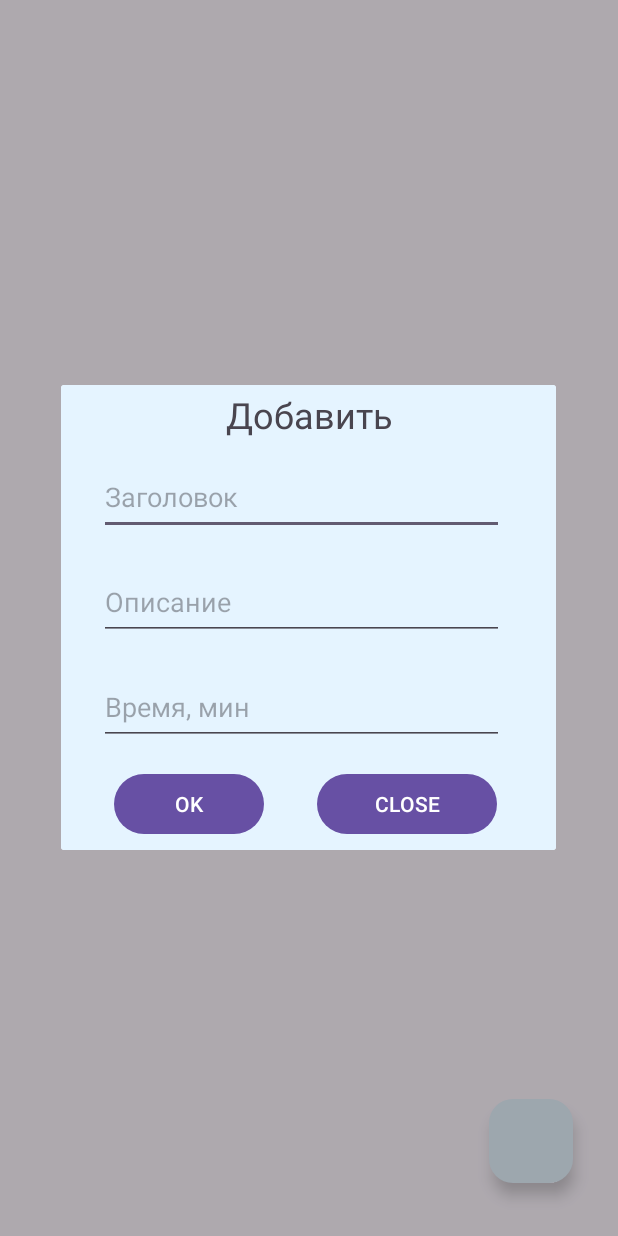
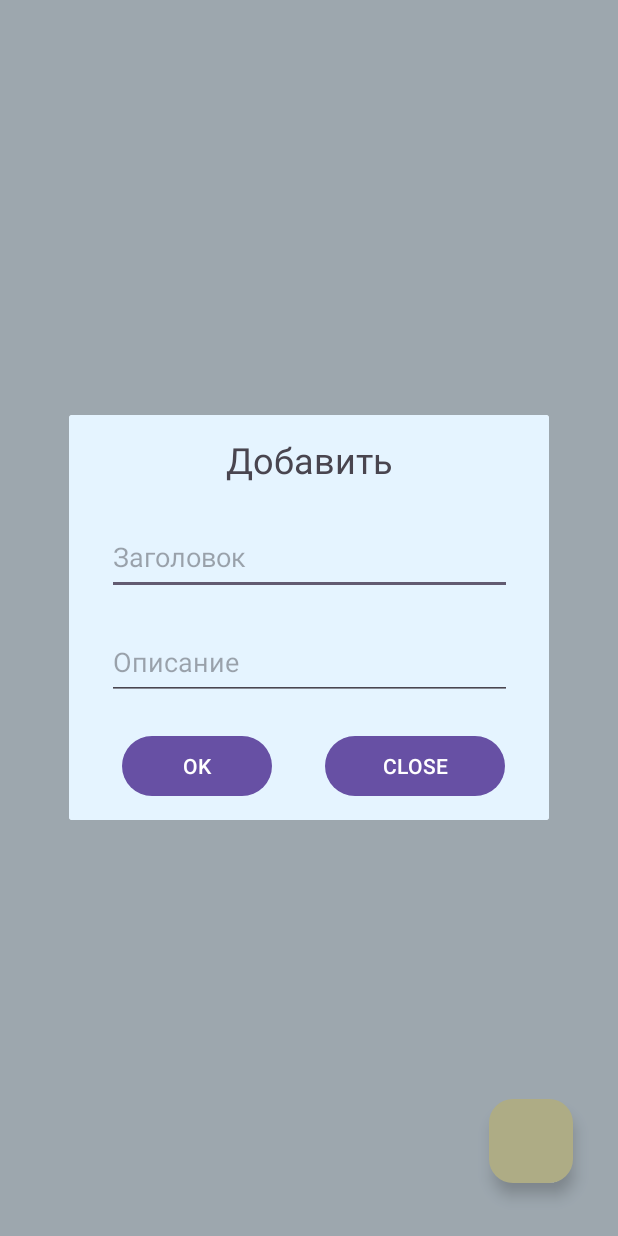
Before and after one commit to screamer228/ToDoList, an Android app: the screen it shows after launch (MainActivity), after a tap on "TODO", on a phone screen of 412 x 824 dp. Run offline under Robolectric (Android 15) with nearby library versions, the phone set to English and light mode, and no system bars; our stand-ins replace Room's generated code.

Commit message:
Deleted Int Time in item Added isCompleted with SharedPrefs

```diff
--- a/app/src/main/java/com/example/todolist/MainActivity.kt
+++ b/app/src/main/java/com/example/todolist/MainActivity.kt
@@ -6,12 +6,12 @@ import android.graphics.Paint
 import android.graphics.PorterDuff
 import android.graphics.PorterDuffXfermode
 import android.graphics.drawable.ColorDrawable
-import androidx.appcompat.app.AppCompatActivity
 import android.os.Bundle
 import android.view.View
 import android.view.View.INVISIBLE
 import android.view.View.VISIBLE
 import android.widget.LinearLayout
+import androidx.appcompat.app.AppCompatActivity
 import androidx.core.content.ContextCompat
 import androidx.lifecycle.LiveData
 import androidx.lifecycle.Observer
@@ -52,7 +52,7 @@ class MainActivity : AppCompatActivity(), OnItemClicked {
         recyclerView.adapter = adapter
 
         db = Room.databaseBuilder(applicationContext, AppDatabase::class.java, "database-name"
-        ).allowMainThreadQueries().build()
+        ).allowMainThreadQueries().fallbackToDestructiveMigration().build()
 
         todoLiveData = db.todoDao().getAllItems()
 
@@ -62,7 +62,7 @@ class MainActivity : AppCompatActivity(), OnItemClicked {
             screenDataValidation(it)
         })
 
-        val deleteIcon = ContextCompat.getDrawable(this, R.drawable.baseline_remove_circle_outline_24)
+        val deleteIcon = ContextCompat.getDrawable(this, R.drawable.swipe_remove_icon)
         val intrinsicWidth = deleteIcon?.intrinsicWidth
         val intrinsicHeight = deleteIcon?.intrinsicHeight
         val background = ColorDrawable()
@@ -75,8 +75,6 @@ class MainActivity : AppCompatActivity(), OnItemClicked {
                 viewHolder: RecyclerView.ViewHolder,
                 target: RecyclerView.ViewHolder
             ): Boolean {
-                // this method is called
-                // when the item is moved.
                 return false
             }
 
@@ -85,7 +83,6 @@ class MainActivity : AppCompatActivity(), OnItemClicked {
                 val itemView = viewHolder.itemView
                 val itemHeight = itemView.bottom - itemView.top
 
-                // Draw the red delete background
                 background.color = backgroundColor
                 background.setBounds(
                     itemView.right + dX.toInt(),
@@ -95,58 +92,35 @@ class MainActivity : AppCompatActivity(), OnItemClicked {
                 )
                 background.draw(canvas)
 
-                // Calculate position of delete icon
                 val iconTop = itemView.top + (itemHeight - intrinsicHeight!!) / 2
                 val iconMargin = (itemHeight - intrinsicHeight) / 2
                 val iconLeft = itemView.right - iconMargin - intrinsicWidth!!
                 val iconRight = itemView.right - iconMargin
                 val iconBottom = iconTop + intrinsicHeight
 
-                // Draw the delete icon
                 deleteIcon.setBounds(iconLeft, iconTop, iconRight, iconBottom)
                 deleteIcon.draw(canvas)
 
                 super.onChildDraw(canvas, recyclerView, viewHolder, dX, dY, actionState, isCurrentlyActive)
             }
 
-                override fun onSwiped(viewHolder: RecyclerView.ViewHolder, direction: Int) {
-                // this method is called when we swipe our item to right direction.
-                // on below line we are getting the item at a particular position.
+            override fun onSwiped(viewHolder: RecyclerView.ViewHolder, direction: Int) {
+
                 val deletedItem: ToDoItem =
                     data[viewHolder.adapterPosition]
 
-                // below line is to get the position
-                // of the item at that position.
                 val position = viewHolder.adapterPosition
 
-                // this method is called when item is swiped.
-                // below line is to remove item from our array list.
                 data.toMutableList().removeAt(viewHolder.adapterPosition)
-
-                // below line is to notify our item is removed from adapter.
                 adapter.notifyItemRemoved(viewHolder.adapterPosition)
 
-                // below line is to display our snackbar with action.
-                // below line is to display our snackbar with action.
-                // below line is to display our snackbar with action.
                 Snackbar.make(recyclerView, "Удалено " + deletedItem.title, Snackbar.LENGTH_LONG)
-                    .setAction(
-                        "Вернуть",
-                        View.OnClickListener {
-                            // adding on click listener to our action of snack bar.
-                            // below line is to add our item to array list with a position.
-                            data.toMutableList().add(position, deletedItem)
-
-                            // below line is to notify item is
-                            // added to our adapter class.
-                            adapter.notifyItemInserted(position)
-                        }).show()
-                    deleteItem(deletedItem)
+                    .setAction("Отменить", View.OnClickListener { data.toMutableList().add(position, deletedItem)
+                        adapter.notifyItemInserted(position)
+                    }).show()
+                deleteItem(deletedItem)
             }
-            // at last we are adding this
-            // to our recycler view.
         }).attachToRecyclerView(recyclerView)
-
     }
 
     private fun screenDataValidation(list: List<ToDoItem>) {
@@ -178,5 +152,4 @@ class MainActivity : AppCompatActivity(), OnItemClicked {
         val dialog = CustomDialog(this, false, item)
         dialog.show()
     }
-
 }
--- a/app/src/main/java/com/example/todolist/ToDoItem.kt
+++ b/app/src/main/java/com/example/todolist/ToDoItem.kt
@@ -10,8 +10,8 @@ data class ToDoItem(
     @PrimaryKey(autoGenerate = true) var id: Int,
     @ColumnInfo (name = "titleColumn") val title : String,
     val description : String,
-    val time : Int
+    var isChecked: Boolean = false
 ) {
     @Ignore
-constructor(title: String, description: String, time: Int) : this(0, title, description, time)
+constructor(title: String, description: String) : this(0, title, description)
 }
--- a/app/src/main/java/com/example/todolist/room/AppDatabase.kt
+++ b/app/src/main/java/com/example/todolist/room/AppDatabase.kt
@@ -4,7 +4,7 @@ import androidx.room.Database
 import androidx.room.RoomDatabase
 import com.example.todolist.ToDoItem
 
-@Database (entities = [ToDoItem::class], version = 1, exportSchema = false)
+@Database (entities = [ToDoItem::class], version = 4, exportSchema = false)
 abstract class AppDatabase : RoomDatabase() {
     abstract fun todoDao(): ToDoDao
 }
--- a/app/src/main/res/drawable/item_bg.xml
+++ b/app/src/main/res/drawable/item_bg.xml
@@ -1,5 +1,5 @@
 <shape xmlns:android="http://schemas.android.com/apk/res/android">
-    <solid android:color="@android:color/white" />
+    <solid android:color="@color/light_yellow" />
     <stroke
         android:width="2dp"
         android:color="@color/black" />
--- a/app/src/main/res/layout/activity_main.xml
+++ b/app/src/main/res/layout/activity_main.xml
@@ -4,6 +4,7 @@
     xmlns:tools="http://schemas.android.com/tools"
     android:layout_width="match_parent"
     android:layout_height="match_parent"
+    android:background="@color/light_blue"
     tools:context=".MainActivity">
 
     <androidx.recyclerview.widget.RecyclerView
@@ -22,10 +23,10 @@
         app:layout_constraintTop_toTopOf="parent">
 
         <ImageView
-            android:layout_width="wrap_content"
-            android:layout_height="wrap_content"
+            android:layout_width="100dp"
+            android:layout_height="130dp"
             android:layout_gravity="center"
-            android:src="@mipmap/ic_launcher"/>
+            android:src="@drawable/plug_2"/>
 
         <TextView
             android:layout_width="wrap_content"
@@ -38,7 +39,7 @@
         android:id="@+id/main_fab"
         android:layout_width="wrap_content"
         android:layout_height="wrap_content"
-        android:backgroundTint="@color/light_blue"
+        android:backgroundTint="@color/light_yellow"
         app:layout_constraintBottom_toBottomOf="parent"
         app:layout_constraintEnd_toEndOf="parent"
         app:layout_constraintHorizontal_bias="0.915"
@@ -49,8 +50,8 @@
 
     <FrameLayout
         android:id="@+id/fragment_container"
-        android:layout_width="300dp"
-        android:layout_height="250dp"
+        android:layout_width="330dp"
+        android:layout_height="310dp"
         android:layout_gravity="center"
         app:layout_constraintBottom_toBottomOf="parent"
         app:layout_constraintEnd_toEndOf="parent"
--- a/app/src/main/res/layout/custom_dialog.xml
+++ b/app/src/main/res/layout/custom_dialog.xml
@@ -1,8 +1,8 @@
 <?xml version="1.0" encoding="utf-8"?>
 <FrameLayout xmlns:android="http://schemas.android.com/apk/res/android"
     android:id="@+id/dialog_frame"
-    android:layout_width="330dp"
-    android:layout_height="310dp"
+    android:layout_width="320dp"
+    android:layout_height="270dp"
     android:layout_gravity="center"
     android:background="@color/light_blue">
 
@@ -14,8 +14,9 @@
 
         <TextView
             android:id="@+id/dialog_title"
-            android:layout_width="280dp"
+            android:layout_width="270dp"
             android:layout_height="40dp"
+            android:layout_marginTop="10dp"
             android:text="Добавить"
             android:textSize="24sp"
             android:gravity="center"/>
@@ -24,7 +25,7 @@
             android:id="@+id/input_field_title"
             android:layout_width="270dp"
             android:layout_height="50dp"
-            android:layout_marginTop="10dp"
+            android:layout_marginTop="20dp"
             android:hint="Заголовок" />
 
         <EditText
@@ -34,18 +35,10 @@
             android:layout_marginTop="20dp"
             android:hint="Описание"/>
 
-        <EditText
-            android:id="@+id/input_field_time"
-            android:layout_width="270dp"
-            android:layout_height="50dp"
-            android:layout_marginTop="20dp"
-            android:hint="Время, мин"
-            android:inputType="number"/>
-
         <LinearLayout
             android:layout_width="match_parent"
             android:layout_height="match_parent"
-            android:layout_marginTop="15dp"
+            android:layout_marginTop="20dp"
             android:orientation="horizontal">
             <Button
                 android:id="@+id/ok_button"
--- a/app/src/main/res/values/colors.xml
+++ b/app/src/main/res/values/colors.xml
@@ -2,5 +2,9 @@
 <resources>
     <color name="black">#FF000000</color>
     <color name="white">#FFFFFFFF</color>
-    <color name="light_blue">#e5f4ff</color>
+    <color name="light_blue">#E5F4FF</color>
+    <color name="light_green">#BDECB6</color>
+    <color name="light_orange">#FFD79C</color>
+    <color name="light_yellow">#FFFCC2</color>
+
 </resources>
```
Also changed, not shown: app/src/main/java/com/example/todolist/CustomDialog.kt (+2 -9 lines), app/src/main/java/com/example/todolist/MyAdapter.kt (+12 -2 lines), app/src/main/java/com/example/todolist/PreferencesManager.kt (added, +18 -0 lines), app/src/main/res/layout/item.xml (+7 -9 lines), app/src/main/res/drawable/plug_2.png (added), app/src/main/res/drawable/swipe_remove_icon.xml (renamed from app/src/main/res/drawable/baseline_remove_circle_outline_24.xml).
